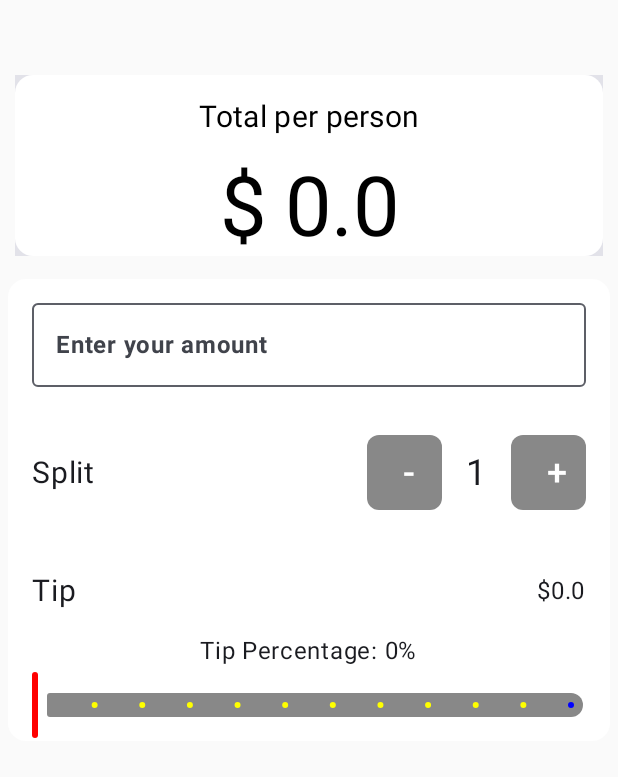
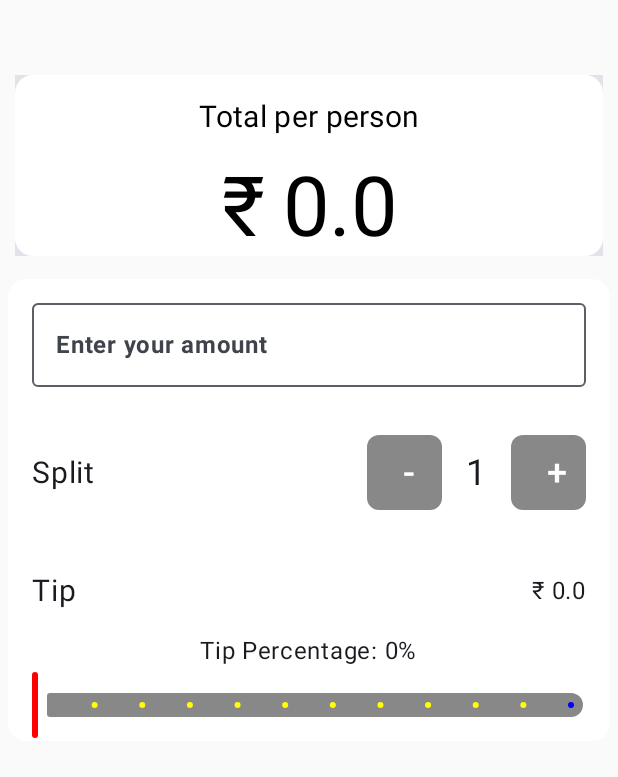
Before and after one commit to ayushsingh-22/Tip_Calculator, an Android app built with Jetpack Compose: the screen it shows after launch (MainActivity), on a phone screen of 412 x 824 dp. Shown: the top 777 px of the screen. Run offline under Robolectric (Android 15) with nearby library versions, the light colour scheme and no system bars.

Commit message:
01-August-24

```diff
--- a/app/src/main/java/com/example/tipcalc/MainActivity.kt
+++ b/app/src/main/java/com/example/tipcalc/MainActivity.kt
@@ -77,7 +77,7 @@ fun Calculator(amountPerPerson: Float) {
                 )
 
                 Text(
-                    text = "$ $amountPerPerson",
+                    text = "₹ $amountPerPerson",
                     textAlign = TextAlign.Center,
                     modifier = Modifier
                         .fillMaxWidth()
@@ -187,7 +187,7 @@ fun Calculation(
                     fontSize = 20.sp
                 )
 
-                Text(text = "$${(amount.toFloatOrNull() ?: 0f) * (tipPercentage / 100)}")
+                Text(text = "₹ ${(amount.toFloatOrNull() ?: 0f) * (tipPercentage / 100)}")
             }
 
             Column(
--- a/gradle/libs.versions.toml
+++ b/gradle/libs.versions.toml
@@ -1,5 +1,5 @@
 [versions]
-agp = "8.5.0"
+agp = "8.5.1"
 kotlin = "1.9.0"
 coreKtx = "1.13.1"
 junit = "4.13.2"
```
